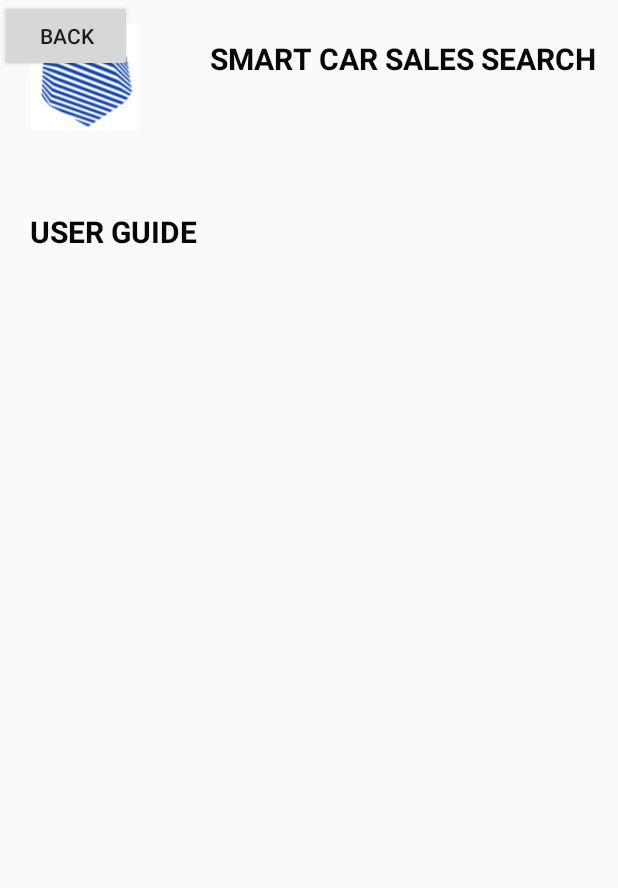
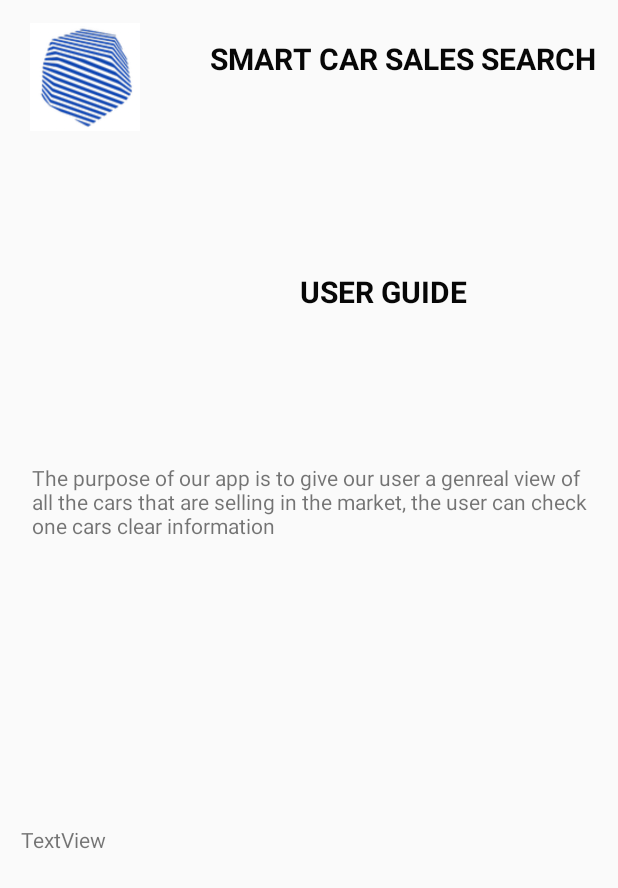
Before and after one commit to AnbangYY/Grand-Search-Auto, an Android app: the layout activity_userguide.xml on its own in the app's theme, with its tools: preview values and no code run, on a phone screen of 412 x 824 dp. Shown: the top 888 px of the screen. Run offline under Robolectric (Android 15) with nearby library versions, the light colour scheme and no system bars.

Commit message:
“add userguide"

```diff
--- a/app/src/main/AndroidManifest.xml
+++ b/app/src/main/AndroidManifest.xml
@@ -13,6 +13,7 @@
         android:roundIcon="@mipmap/ic_launcher_round"
         android:supportsRtl="true"
         android:theme="@style/AppTheme">
+        <activity android:name=".Activities.userguideActivity"></activity>
         <activity android:name=".Activities.LoadingActivity">
             <intent-filter>
                 <action android:name="android.intent.action.MAIN" />
--- a/app/src/main/java/com/example/a2100assignment/Activities/MainActivity.java
+++ b/app/src/main/java/com/example/a2100assignment/Activities/MainActivity.java
@@ -38,6 +38,7 @@ public class MainActivity extends AppCompatActivity {
         SearchView mySearchView;
         EditText searchBox;
         Button searchByName;
+        Button userguide;
 
         ArrayAdapter adapter;
 
@@ -51,12 +52,21 @@ public class MainActivity extends AppCompatActivity {
             super.onCreate(savedInstanceState);
             setContentView(R.layout.activity_main);
             searchByName = (Button)findViewById(R.id.searchByName);
-
+            userguide = (Button)findViewById(R.id.button_helps);
             searchByName.setOnClickListener(new View.OnClickListener() {
                 @Override
                 public void onClick(View v) {
 
                     Intent intent = new Intent(MainActivity.this, SearchByNameActivity.class);
+                    startActivity(intent);
+
+                }
+            });
+            userguide.setOnClickListener(new View.OnClickListener() {
+                @Override
+                public void onClick(View v) {
+
+                    Intent intent = new Intent(MainActivity.this, userguideActivity.class);
                     startActivity(intent);
 
                 }
--- a/app/src/main/res/layout/activity_userguide.xml
+++ b/app/src/main/res/layout/activity_userguide.xml
@@ -40,10 +40,10 @@
         android:id="@+id/textView_moredetails"
         android:layout_width="177dp"
         android:layout_height="30dp"
-        android:layout_marginStart="20dp"
+        android:layout_marginStart="200dp"
         android:layout_marginTop="10dp"
         android:layout_marginEnd="30dp"
-        android:layout_marginBottom="610dp"
+        android:layout_marginBottom="530dp"
         android:text="USER GUIDE"
         android:textAllCaps="true"
         android:textColor="#070707"
@@ -55,22 +55,14 @@
         app:layout_constraintStart_toStartOf="parent"
         app:layout_constraintTop_toBottomOf="@+id/imageView_carpic" />
 
-    <Button
-        android:id="@+id/btn_back2"
-        android:layout_width="wrap_content"
-        android:layout_height="wrap_content"
-        android:text="Back"
-        tools:layout_editor_absoluteX="23dp"
-        tools:layout_editor_absoluteY="661dp" />
-
     <TextView
         android:id="@+id/textView"
         android:layout_width="372dp"
         android:layout_height="158dp"
         android:layout_marginStart="5dp"
-        android:layout_marginTop="10dp"
+        android:layout_marginTop="30dp"
         android:layout_marginEnd="5dp"
-        android:text="TextView"
+        android:text="The purpose of our app is to give our user a genreal view of all the cars that are selling in the market, the user can check one cars clear information  "
         app:layout_constraintBottom_toTopOf="@+id/textView2"
         app:layout_constraintEnd_toEndOf="parent"
         app:layout_constraintHorizontal_bias="0.55"
@@ -79,14 +71,14 @@
 
     <TextView
         android:id="@+id/textView2"
-        android:layout_width="370dp"
-        android:layout_height="293dp"
+        android:layout_width="384dp"
+        android:layout_height="156dp"
         android:layout_marginStart="5dp"
         android:layout_marginTop="15dp"
         android:layout_marginEnd="5dp"
-        android:layout_marginBottom="40dp"
+        android:layout_marginBottom="50dp"
         android:text="TextView"
-        app:layout_constraintBottom_toTopOf="@+id/btn_back2"
+        app:layout_constraintBottom_toBottomOf="parent"
         app:layout_constraintEnd_toEndOf="parent"
         app:layout_constraintStart_toStartOf="parent"
         app:layout_constraintTop_toBottomOf="@+id/textView" />
```
